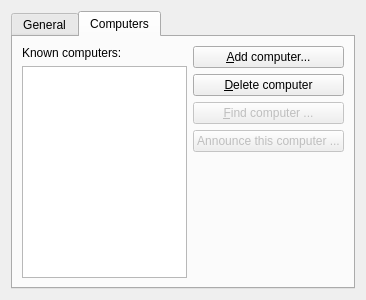
Before: the Qt Designer form secretsync/kcm/configwidget.ui in KDE/ksecrets, drawn with Qt 5.
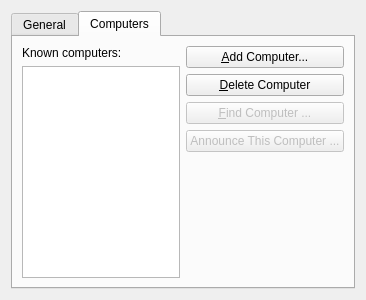
After: the same form once the commit is applied. The open tabs and pages were chosen to show the change. Custom widgets are drawn as their Qt base class.

The edit to the form file:
```diff
--- a/secretsync/kcm/configwidget.ui
+++ b/secretsync/kcm/configwidget.ui
@@ -176,7 +176,7 @@
             <string>Add a new computer to this list</string>
            </property>
            <property name="text">
-            <string>&amp;Add computer...</string>
+            <string>&amp;Add Computer...</string>
            </property>
           </widget>
          </item>
@@ -186,7 +186,7 @@
             <string>Delete the selected computer</string>
            </property>
            <property name="text">
-            <string>&amp;Delete computer</string>
+            <string>&amp;Delete Computer</string>
            </property>
           </widget>
          </item>
@@ -199,7 +199,7 @@
             <string>Find an announcing computer on the local network</string>
            </property>
            <property name="text">
-            <string>&amp;Find computer ...</string>
+            <string>&amp;Find Computer ...</string>
            </property>
           </widget>
          </item>
@@ -212,7 +212,7 @@
             <string>Start announcing this computer on the network</string>
            </property>
            <property name="text">
-            <string>Announce this computer ...</string>
+            <string>Announce This Computer ...</string>
            </property>
           </widget>
          </item>
```
